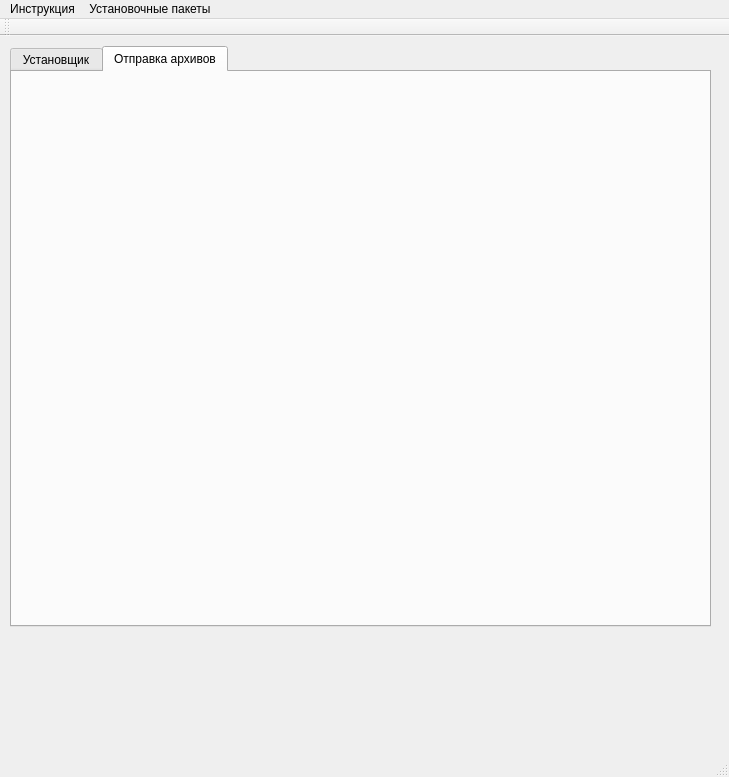
Qt form mainwindow.ui (vohulg/iTunesParser) before a commit.
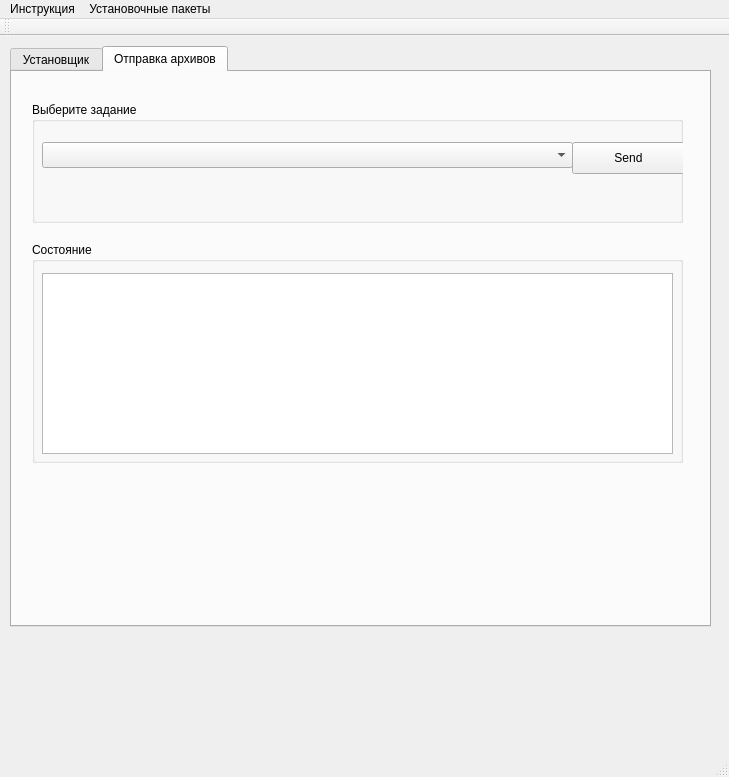
The same form after that commit. The open tabs and pages were chosen to show the change.

```diff
--- a/mainwindow.ui
+++ b/mainwindow.ui
@@ -258,6 +258,65 @@
      <attribute name="title">
       <string>Отправка архивов</string>
      </attribute>
+     <widget class="QGroupBox" name="groupBox_4">
+      <property name="geometry">
+       <rect>
+        <x>20</x>
+        <y>30</y>
+        <width>651</width>
+        <height>121</height>
+       </rect>
+      </property>
+      <property name="title">
+       <string>Выберите задание</string>
+      </property>
+      <widget class="QComboBox" name="comboBoxTasks">
+       <property name="geometry">
+        <rect>
+         <x>10</x>
+         <y>40</y>
+         <width>531</width>
+         <height>26</height>
+        </rect>
+       </property>
+      </widget>
+      <widget class="QPushButton" name="btnSendBackups">
+       <property name="geometry">
+        <rect>
+         <x>540</x>
+         <y>40</y>
+         <width>113</width>
+         <height>32</height>
+        </rect>
+       </property>
+       <property name="text">
+        <string>Send</string>
+       </property>
+      </widget>
+     </widget>
+     <widget class="QGroupBox" name="groupBox_5">
+      <property name="geometry">
+       <rect>
+        <x>20</x>
+        <y>170</y>
+        <width>651</width>
+        <height>221</height>
+       </rect>
+      </property>
+      <property name="title">
+       <string>Состояние</string>
+      </property>
+      <widget class="QTextBrowser" name="textBrowserSendLog">
+       <property name="geometry">
+        <rect>
+         <x>10</x>
+         <y>31</y>
+         <width>631</width>
+         <height>181</height>
+        </rect>
+       </property>
+      </widget>
+     </widget>
     </widget>
    </widget>
   </widget>
```
